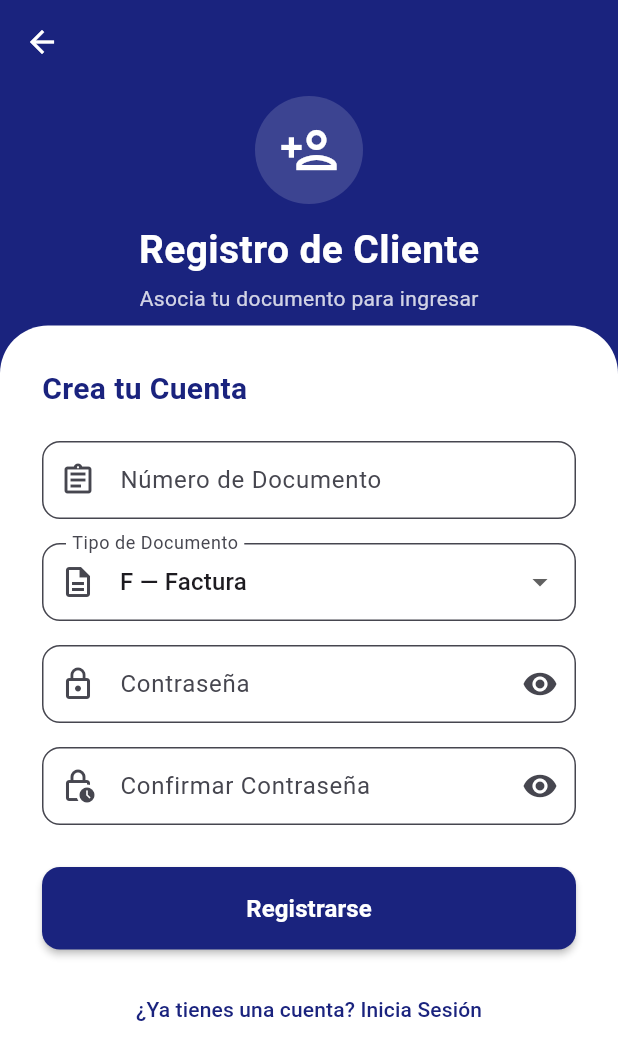
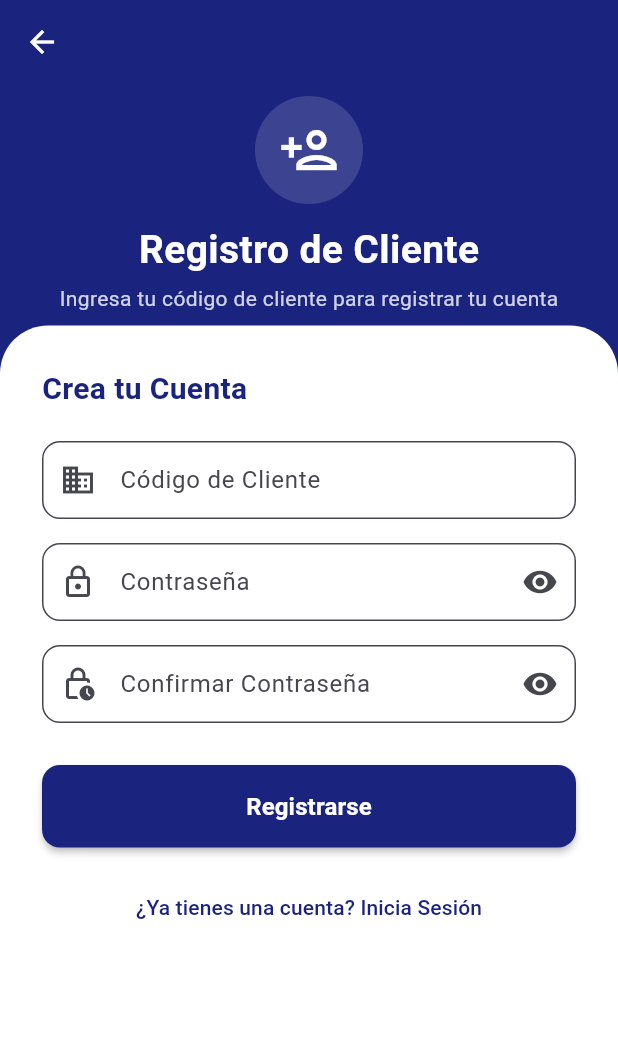
Before and after one commit to botstefano/cronoAPP, a Flutter app: the RegisterScreen screen opened directly, on a phone screen of 412 x 824 dp. Shown: the top 1060 px of the screen. Run offline on Flutter 3.47's test engine with Material 3 defaults, Android fonts, the phone set to English and light mode, and no system bars; our stand-ins replace dio, flutter_secure_storage, google_fonts, share_plus; accounts and stored records are empty; network calls fail.

Commit message:
Cambiar sistema de usuario por documento a usuario por cliente - Registro por cliente, dashboard con multiples documentos, seleccion de documento para generar cronograma

```diff
--- a/flutter_app/lib/providers/auth_provider.dart
+++ b/flutter_app/lib/providers/auth_provider.dart
@@ -55,8 +55,7 @@ class AuthProvider extends ChangeNotifier {
   }
 
   Future<bool> register({
-    required String documento,
-    required String tipodoc,
+    required String cliente,
     required String password,
   }) async {
     _status = AuthStatus.loading;
@@ -65,8 +64,7 @@ class AuthProvider extends ChangeNotifier {
 
     try {
       await _apiService.register(
-        documento: documento,
-        tipodoc: tipodoc,
+        cliente: cliente,
         password: password,
       );
       _status = AuthStatus.unauthenticated;
--- a/flutter_app/lib/providers/cronograma_provider.dart
+++ b/flutter_app/lib/providers/cronograma_provider.dart
@@ -27,6 +27,12 @@ class CronogramaProvider extends ChangeNotifier {
 
   Map<String, dynamic>? get documentoInfo => _documentoInfo;
   bool get loadingDocumentoInfo => _loadingDocumentoInfo;
+
+  List<dynamic> _documentosCliente = [];
+  bool _loadingDocumentosCliente = false;
+
+  List<dynamic> get documentosCliente => _documentosCliente;
+  bool get loadingDocumentosCliente => _loadingDocumentosCliente;
 
   CronogramaProvider(this._apiService);
 
@@ -113,6 +119,23 @@ class CronogramaProvider extends ChangeNotifier {
     } catch (_) {}
   }
 
+  Future<void> loadDocumentosCliente() async {
+    _loadingDocumentosCliente = true;
+    _errorMessage = null;
+    notifyListeners();
+
+    try {
+      _documentosCliente = await _apiService.getDocumentosCliente();
+    } catch (e) {
+      print('Error cargando documentos del cliente: $e');
+      _errorMessage = extractErrorMessage(e);
+      _documentosCliente = [];
+    } finally {
+      _loadingDocumentosCliente = false;
+      notifyListeners();
+    }
+  }
+
   Future<bool> pagarCuota(String documento, String tipodoc, int nroCuota) async {
     _status = CronogramaStatus.loading;
     _errorMessage = null;
--- a/flutter_app/lib/screens/register_screen.dart
+++ b/flutter_app/lib/screens/register_screen.dart
@@ -14,18 +14,11 @@ class RegisterScreen extends StatefulWidget {
 class _RegisterScreenState extends State<RegisterScreen>
     with SingleTickerProviderStateMixin {
   final _formKey = GlobalKey<FormState>();
-  final _documentoCtrl = TextEditingController();
+  final _clienteCtrl = TextEditingController();
   final _passwordCtrl = TextEditingController();
   final _confirmPasswordCtrl = TextEditingController();
-  String _tipodoc = 'F';
   bool _obscurePassword = true;
   bool _obscureConfirmPassword = true;
-
-  final List<Map<String, String>> _tiposDoc = [
-    {'value': 'F', 'label': 'F — Factura'},
-    {'value': 'B', 'label': 'B — Boleta'},
-    {'value': 'C', 'label': 'C — Comprobante'},
-  ];
 
   late AnimationController _animCtrl;
   late Animation<double> _fadeAnim;
@@ -41,7 +34,7 @@ class _RegisterScreenState extends State<RegisterScreen>
 
   @override
   void dispose() {
-    _documentoCtrl.dispose();
+    _clienteCtrl.dispose();
     _passwordCtrl.dispose();
     _confirmPasswordCtrl.dispose();
     _animCtrl.dispose();
@@ -64,8 +57,7 @@ class _RegisterScreenState extends State<RegisterScreen>
 
     final auth = context.read<AuthProvider>();
     final success = await auth.register(
-      documento: _documentoCtrl.text.trim().toUpperCase(),
-      tipodoc: _tipodoc,
+      cliente: _clienteCtrl.text.trim().toUpperCase(),
       password: _passwordCtrl.text,
     );
 
@@ -133,7 +125,7 @@ class _RegisterScreenState extends State<RegisterScreen>
                     ),
                     const SizedBox(height: 4),
                     Text(
-                      'Asocia tu documento para ingresar',
+                      'Ingresa tu código de cliente para registrar tu cuenta',
                       style: TextStyle(
                         color: Colors.white.withOpacity(0.8),
                         fontSize: 14,
@@ -167,42 +159,26 @@ class _RegisterScreenState extends State<RegisterScreen>
                             ),
                           ),
                           const SizedBox(height: 20),
-                          // Nro Documento
+                          // Código de Cliente
                           TextFormField(
-                            controller: _documentoCtrl,
+                            controller: _clienteCtrl,
                             decoration: const InputDecoration(
-                              labelText: 'Número de Documento',
-                              prefixIcon: Icon(Icons.assignment_outlined),
-                              hintText: 'Ej. F00000001 o B00000001',
+                              labelText: 'Código de Cliente',
+                              prefixIcon: Icon(Icons.business_outlined),
+                              hintText: 'Ej. CL01, CL02, CL03...',
                             ),
                             validator: (v) {
                               if (v == null || v.trim().isEmpty) {
-                                return 'El número de documento es requerido';
+                                return 'El código de cliente es requerido';
+                              }
+                              if (!v.trim().toUpperCase().startsWith('CL')) {
+                                return 'El código debe comenzar con CL';
                               }
                               return null;
                             },
                             textInputAction: TextInputAction.next,
                             autocorrect: false,
-                          ),
-                          const SizedBox(height: 16),
-                          // Tipo de Documento Dropdown
-                          DropdownButtonFormField<String>(
-                            value: _tipodoc,
-                            decoration: const InputDecoration(
-                              labelText: 'Tipo de Documento',
-                              prefixIcon: Icon(Icons.description_outlined),
-                            ),
-                            items: _tiposDoc.map((tipo) {
-                              return DropdownMenuItem<String>(
-                                value: tipo['value'],
-                                child: Text(tipo['label']!),
-                              );
-                            }).toList(),
-                            onChanged: (v) {
-                              if (v != null) {
-                                setState(() => _tipodoc = v);
-                              }
-                            },
+                            textCapitalization: TextCapitalization.characters,
                           ),
                           const SizedBox(height: 16),
                           // Contraseña
--- a/flutter_app/lib/services/api_service.dart
+++ b/flutter_app/lib/services/api_service.dart
@@ -96,15 +96,18 @@ class ApiService {
   }
 
   Future<void> register({
-    required String documento,
-    required String tipodoc,
+    required String cliente,
     required String password,
   }) async {
     await _dio.post('/auth/register', data: {
-      'documento': documento,
-      'tipodoc': tipodoc,
+      'cliente': cliente,
       'password': password,
     });
+  }
+
+  Future<List<dynamic>> getDocumentosCliente() async {
+    final response = await _dio.get('/cronograma/documentos-cliente');
+    return response.data['data'] as List<dynamic>;
   }
 
   Future<void> updateProfile({
```
Also changed, not shown: flutter_app/lib/screens/dashboard_screen.dart (+43 -66 lines), flutter_app/lib/screens/generar_cronograma_screen.dart (+20 -1 lines), 5 other files.
